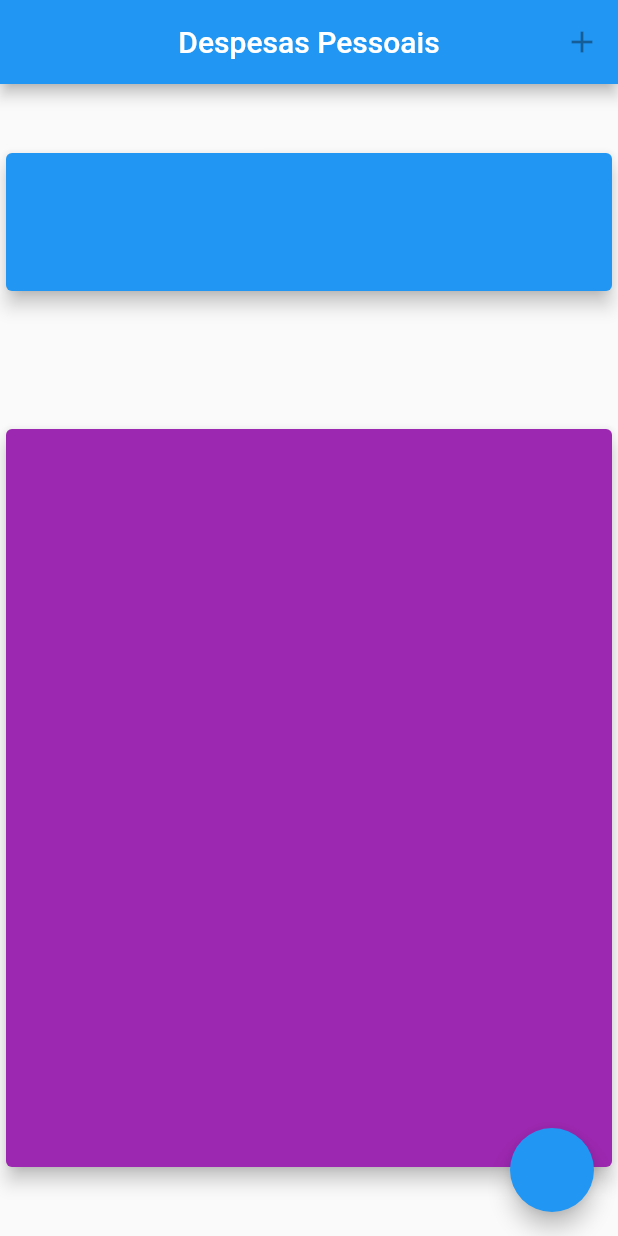
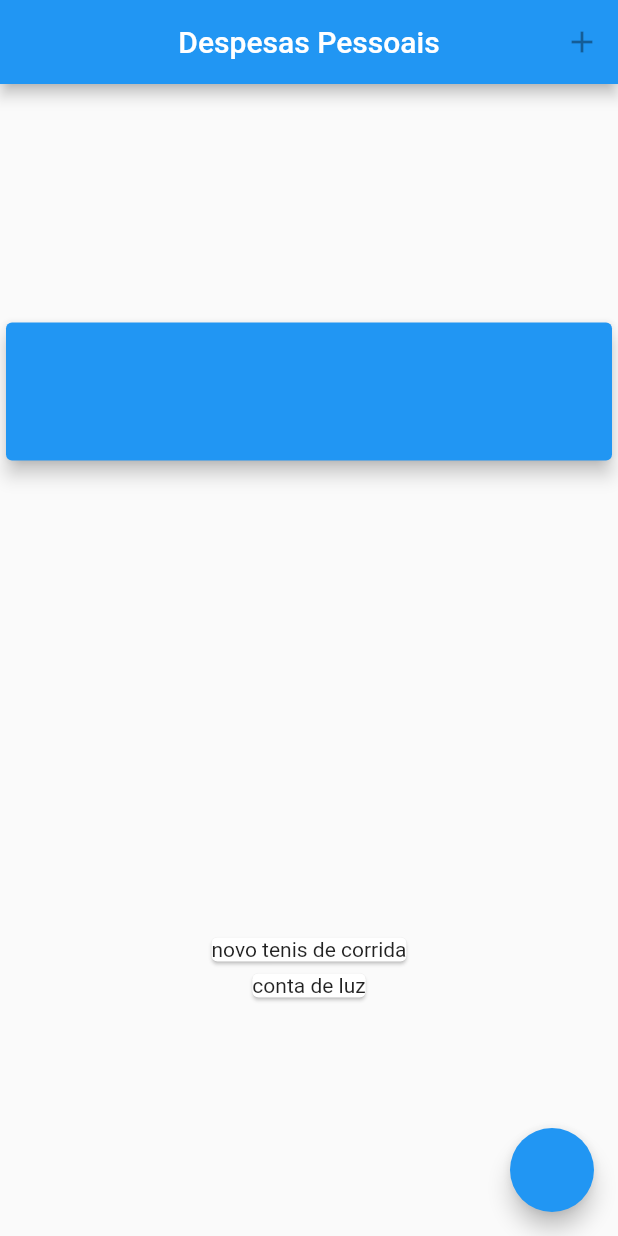
Before and after one commit to ASbarros/despesas_pessoais, a Flutter app: the screen it shows after launch, on a phone screen of 412 x 824 dp. Run offline on Flutter 3.47's test engine with Material 2 defaults, Android fonts, the light colour scheme and no system bars.

Commit message:
mapeando dados para widgets

```diff
--- a/lib/main.dart
+++ b/lib/main.dart
@@ -47,12 +47,12 @@ class MyHomePage extends StatelessWidget {
               elevation: 5,
             ),
           ),
-          Container(
-            height: 500,
-            child: Card(
-              color: Colors.purple,
-              elevation: 5,
-            ),
+          Column(
+            children: _transactions
+                .map((tr) => Card(
+                      child: Text(tr.title),
+                    ))
+                .toList(),
           ),
         ],
       ),
```
